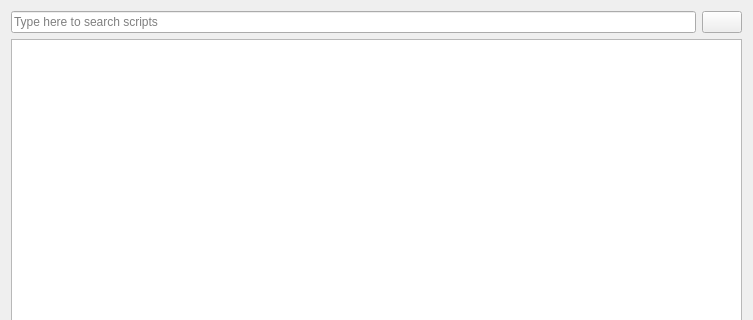
Qt form audit_result_page.ui (h4636oh/EasyAudit_QT) before a commit; both pictures show x 0 to 753 and y 0 to 320 of the 753 by 663 pixel window.
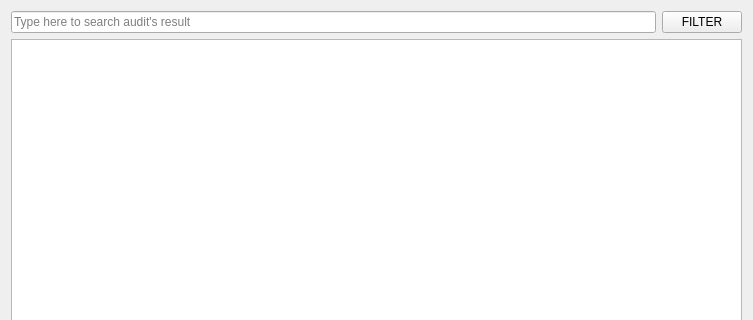
The same form after that commit. Icons and pictures are not drawn.

The edit to the form file:
```diff
--- a/audit_result_page.ui
+++ b/audit_result_page.ui
@@ -49,14 +49,14 @@
         <bool>true</bool>
        </property>
        <property name="placeholderText">
-        <string>Type here to search scripts</string>
+        <string>Type here to search audit's result</string>
        </property>
       </widget>
      </item>
      <item>
       <widget class="QPushButton" name="filter_btn">
        <property name="text">
-        <string/>
+        <string>FILTER</string>
        </property>
        <property name="icon">
         <iconset theme="QIcon::ThemeIcon::ImageLoading"/>
```
